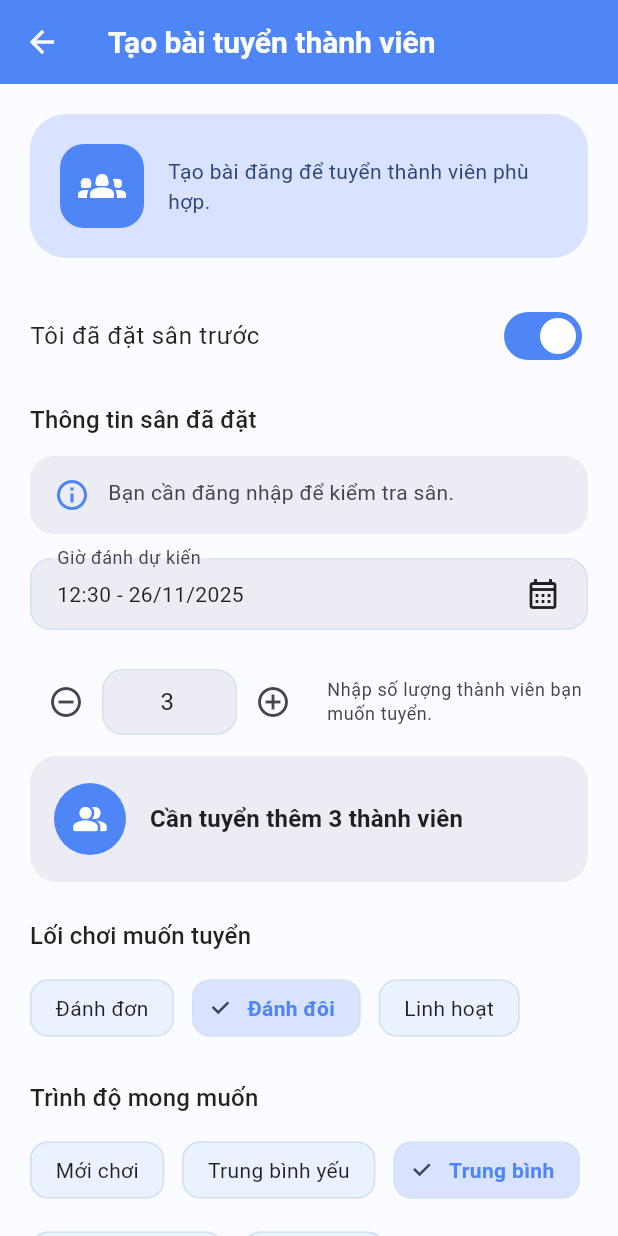
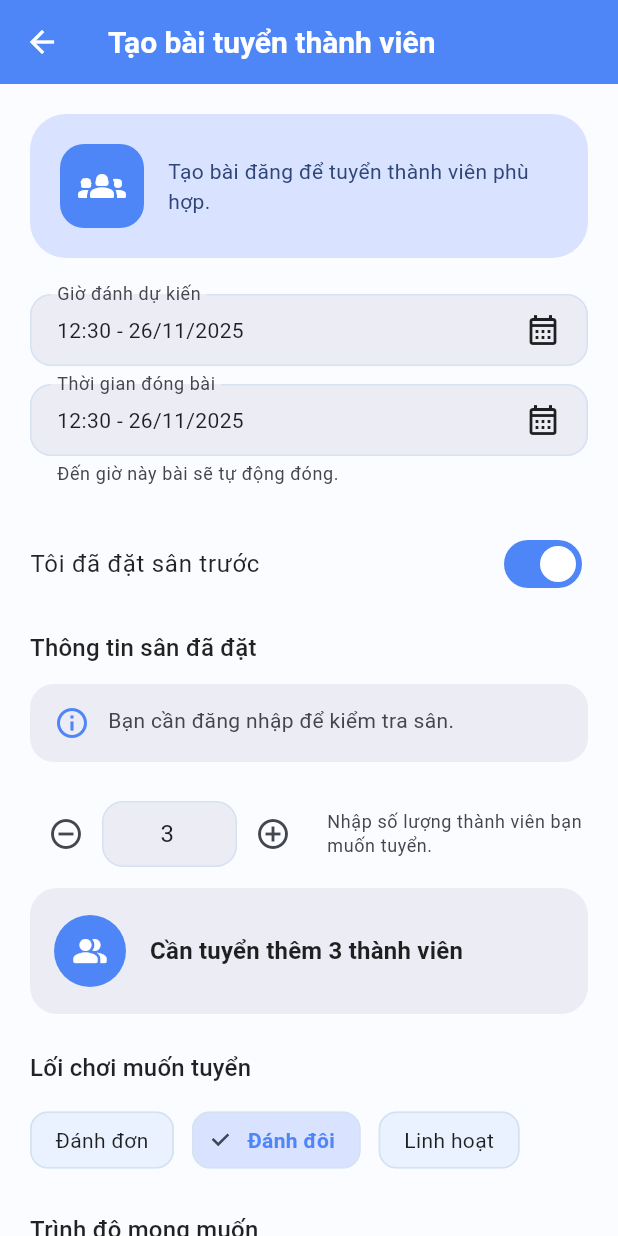
Before and after one commit to BaoMinhne/badminton_booking_app, a Flutter app: the RecruitmentFormPage screen opened directly, on a phone screen of 412 x 824 dp. Run offline on Flutter 3.47's test engine with Material 3 defaults, Android fonts, the phone set to English and light mode, and no system bars; our stand-ins replace curved_navigation_bar, flutter_dotenv, image_picker, intl_phone_field, pocketbase, shared_preferences; accounts and stored records are empty; network calls fail.

Commit message:
Add recruitment expiry scheduling and UI updates

```diff
--- a/lib/pages/social/recruitment/recruitment_page.dart
+++ b/lib/pages/social/recruitment/recruitment_page.dart
@@ -8,6 +8,7 @@ import 'package:badminton_booking_app/pages/social/recruitment/widgets/play_styl
 import 'package:badminton_booking_app/pages/social/recruitment/widgets/skill_level_selector.dart';
 import 'package:badminton_booking_app/pages/social/recruitment/widgets/submit_button.dart';
 import 'package:flutter/material.dart';
+import 'package:intl/intl.dart';
 import 'package:provider/provider.dart';
 
 class RecruitmentFormPage extends StatelessWidget {
@@ -40,6 +41,35 @@ class RecruitmentFormPage extends StatelessWidget {
     await manager.updateSelectedDateTime(newDateTime);
   }
 
+  Future<void> _pickCloseDateTime(BuildContext context) async {
+    final manager = context.read<RecruitmentFormManager>();
+    final initialDate = manager.expiresAt;
+    final date = await showDatePicker(
+      context: context,
+      initialDate: initialDate,
+      firstDate: DateTime.now(),
+      lastDate: DateTime.now().add(const Duration(days: 30)),
+    );
+
+    if (date == null) return;
+
+    final time = await showTimePicker(
+      context: context,
+      initialTime: TimeOfDay.fromDateTime(initialDate),
+    );
+
+    if (time == null) return;
+
+    final newDateTime = DateTime(
+      date.year,
+      date.month,
+      date.day,
+      time.hour,
+      time.minute,
+    );
+    manager.updateExpiresAt(newDateTime);
+  }
+
   @override
   Widget build(BuildContext context) {
     return ChangeNotifierProvider(
@@ -59,6 +89,20 @@ class RecruitmentFormPage extends StatelessWidget {
                   crossAxisAlignment: CrossAxisAlignment.start,
                   children: [
                     IntroCard(cs: cs, textTheme: textTheme),
+                    const SizedBox(height: 24),
+
+                    _DateTimeField(
+                      label: 'Giờ đánh dự kiến',
+                      value: manager.selectedDateTime,
+                      onTap: () => _pickDateTime(context),
+                    ),
+                    const SizedBox(height: 12),
+                    _DateTimeField(
+                      label: 'Thời gian đóng bài',
+                      value: manager.expiresAt,
+                      helperText: 'Đến giờ này bài sẽ tự động đóng.',
+                      onTap: () => _pickCloseDateTime(context),
+                    ),
                     const SizedBox(height: 24),
 
                     SwitchListTile.adaptive(
@@ -84,9 +128,7 @@ class RecruitmentFormPage extends StatelessWidget {
                                   selectedCourtId:
                                       manager.selectedCourt?.id,
                                   availableCourts: manager.bookedCourts,
-                                  selectedDateTime: manager.selectedDateTime,
                                   onCourtChanged: manager.updateSelectedCourt,
-                                  onPickDateTime: () => _pickDateTime(context),
                                   message: manager.courtMessage,
                                 )
                           : const NoCourtInfoBox(),
@@ -146,3 +188,49 @@ class RecruitmentFormPage extends StatelessWidget {
     );
   }
 }
+
+class _DateTimeField extends StatelessWidget {
+  const _DateTimeField({
+    required this.label,
+    required this.value,
+    required this.onTap,
+    this.helperText,
+  });
+
+  final String label;
+  final DateTime value;
+  final String? helperText;
+  final VoidCallback onTap;
+
+  @override
+  Widget build(BuildContext context) {
+    final cs = Theme.of(context).colorScheme;
+    return Column(
+      crossAxisAlignment: CrossAxisAlignment.start,
+      children: [
+        GestureDetector(
+          onTap: onTap,
+          child: InputDecorator(
+            decoration: InputDecoration(
+              labelText: label,
+              helperText: helperText,
+              filled: true,
+              fillColor: cs.surfaceVariant.withOpacity(0.6),
+              border: OutlineInputBorder(
+                borderRadius: BorderRadius.circular(16),
+                borderSide: BorderSide.none,
+              ),
+            ),
+            child: Row(
+              mainAxisAlignment: MainAxisAlignment.spaceBetween,
+              children: [
+                Text(DateFormat('HH:mm - dd/MM/yyyy').format(value)),
+                const Icon(Icons.calendar_month_outlined),
+              ],
+            ),
+          ),
+        ),
+      ],
+    );
+  }
+}
--- a/lib/pages/social/recruitment/widgets/court_info_section.dart
+++ b/lib/pages/social/recruitment/widgets/court_info_section.dart
@@ -1,6 +1,4 @@
 import 'package:flutter/material.dart';
-import 'package:intl/intl.dart';
-
 import '../../../../services/recruitment_service.dart';
 
 class CourtInfoSection extends StatelessWidget {
@@ -8,17 +6,13 @@ class CourtInfoSection extends StatelessWidget {
     super.key,
     required this.selectedCourtId,
     required this.availableCourts,
-    required this.selectedDateTime,
     required this.onCourtChanged,
-    required this.onPickDateTime,
     this.message,
   });
 
   final String? selectedCourtId;
   final List<BookedCourtOption> availableCourts;
-  final DateTime selectedDateTime;
   final ValueChanged<String?> onCourtChanged;
-  final VoidCallback onPickDateTime;
   final String? message;
 
   @override
@@ -53,20 +47,6 @@ class CourtInfoSection extends StatelessWidget {
                 .toList(growable: false),
             onChanged: onCourtChanged,
           ),
-        const SizedBox(height: 16),
-        GestureDetector(
-          onTap: onPickDateTime,
-          child: InputDecorator(
-            decoration: _inputDecoration(cs, 'Giờ đánh dự kiến'),
-            child: Row(
-              mainAxisAlignment: MainAxisAlignment.spaceBetween,
-              children: [
-                Text(DateFormat('HH:mm - dd/MM/yyyy').format(selectedDateTime)),
-                const Icon(Icons.calendar_month_outlined),
-              ],
-            ),
-          ),
-        ),
       ],
     );
   }
```
Also changed, not shown: lib/models/recruitment_post.dart (+6 -2 lines), lib/pages/social/recruitment/recruitment_form_manager.dart (+13 -0 lines), lib/services/recruitment_service.dart (+6 -2 lines).
